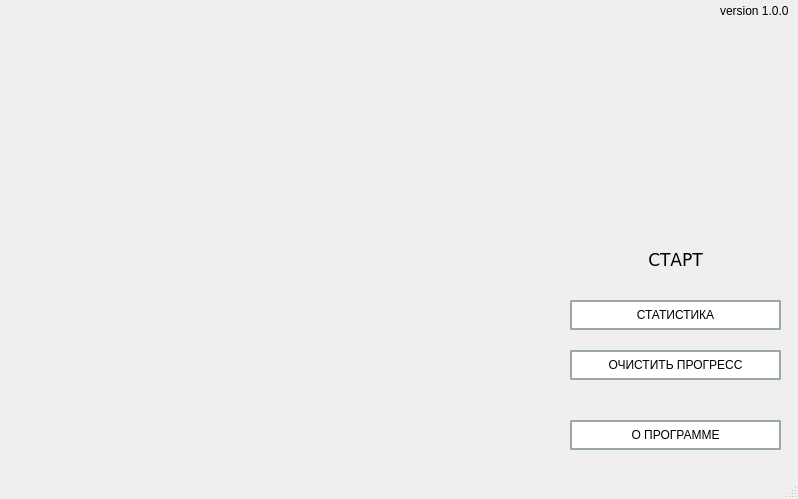
Before: the Qt Designer form main.ui in CicadaInc/biostat, drawn with Qt 5.
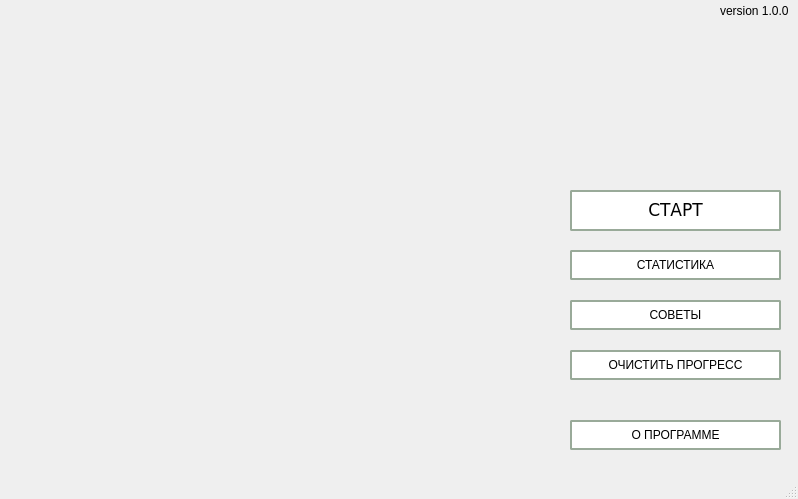
After: the same form once the commit is applied.

```diff
--- a/main.ui
+++ b/main.ui
@@ -21,7 +21,7 @@
     <property name="geometry">
      <rect>
       <x>570</x>
-      <y>240</y>
+      <y>190</y>
       <width>211</width>
       <height>41</height>
      </rect>
@@ -45,16 +45,12 @@
      <bool>true</bool>
     </property>
     <property name="styleSheet">
-     <string notr="true">font: 13pt &quot;verdana&quot;;
-/*background-color: rgb(249, 222, 149);*/
+     <string notr="true">QPushButton {font: 13pt &quot;verdana&quot;;
 background-color: rgb(255, 255, 255);
 border-radius: 2px;
 border: 2px solid #9a9;
-box-shadow: 4px 4px 4px rgba(8, 8, 8, 0.5);
-selection-color: rgb(170, 255, 127);
-selection-color: rgb(255, 248, 41);
-hover{background: green; border:none;}
-alternate-background-color: rgb(255, 220, 79);</string>
+box-shadow: 4px 4px 4px rgba(8, 8, 8, 0.5)}
+QPushButton:hover {background-color: rgba(231, 253, 255, 0.7); border: 2px solid #9a9;}</string>
     </property>
     <property name="text">
      <string>СТАРТ</string>
@@ -67,7 +63,7 @@
     <property name="geometry">
      <rect>
       <x>570</x>
-      <y>300</y>
+      <y>250</y>
       <width>211</width>
       <height>30</height>
      </rect>
@@ -76,13 +72,12 @@
      <cursorShape>PointingHandCursor</cursorShape>
     </property>
     <property name="styleSheet">
-     <string notr="true">font: 13pt &quot;verdana&quot;;
-/*background-color: rgb(249, 222, 149);*/
+     <string notr="true">QPushButton {font: 13pt &quot;verdana&quot;;
 background-color: rgb(255, 255, 255);
 border-radius: 2px;
 border: 2px solid #9a9;
-box-shadow: 4px 4px 4px rgba(8, 8, 8, 0.5);
-selection-color: rgb(170, 255, 127);</string>
+box-shadow: 4px 4px 4px rgba(8, 8, 8, 0.5)}
+QPushButton:hover {background-color: rgba(231, 253, 255, 0.7); border: 2px solid #9a9;}</string>
     </property>
     <property name="text">
      <string>СТАТИСТИКА</string>
@@ -154,6 +149,30 @@
      <string>О ПРОГРАММЕ</string>
     </property>
    </widget>
+   <widget class="QPushButton" name="pushRecommendations">
+    <property name="geometry">
+     <rect>
+      <x>570</x>
+      <y>300</y>
+      <width>211</width>
+      <height>30</height>
+     </rect>
+    </property>
+    <property name="cursor">
+     <cursorShape>PointingHandCursor</cursorShape>
+    </property>
+    <property name="styleSheet">
+     <string notr="true">QPushButton {font: 13pt &quot;verdana&quot;;
+background-color: rgb(255, 255, 255);
+border-radius: 2px;
+border: 2px solid #9a9;
+box-shadow: 4px 4px 4px rgba(8, 8, 8, 0.5)}
+QPushButton:hover {background-color: rgba(231, 253, 255, 0.7); border: 2px solid #9a9;}</string>
+    </property>
+    <property name="text">
+     <string>СОВЕТЫ</string>
+    </property>
+   </widget>
   </widget>
   <widget class="QMenuBar" name="menubar">
    <property name="geometry">
```
Left out of the diff: 14 changed lines with no effect on the pictures.
